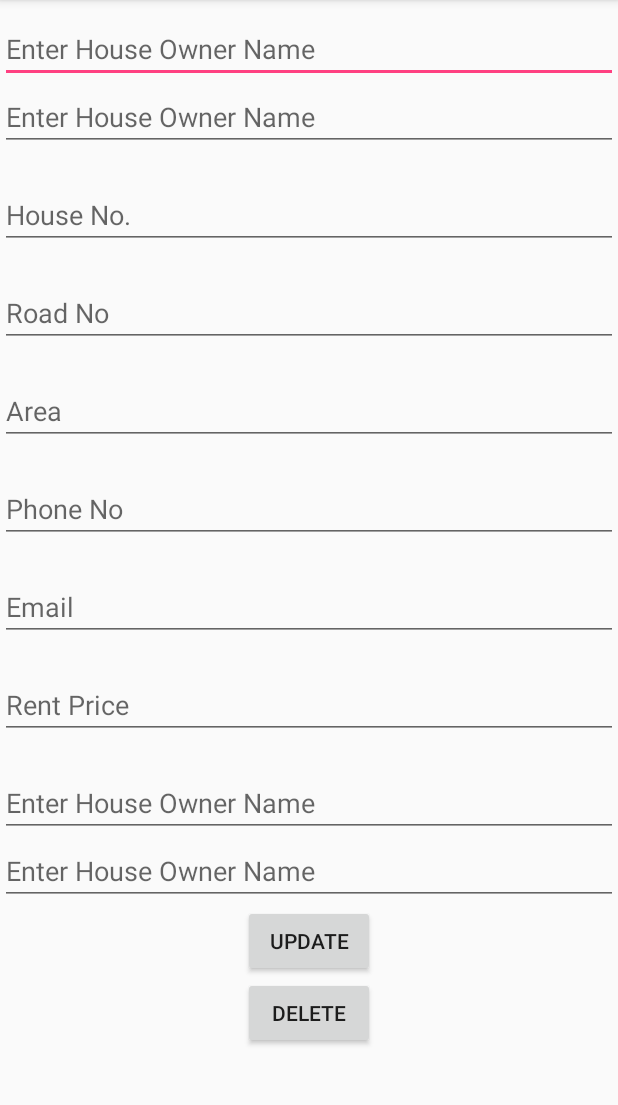
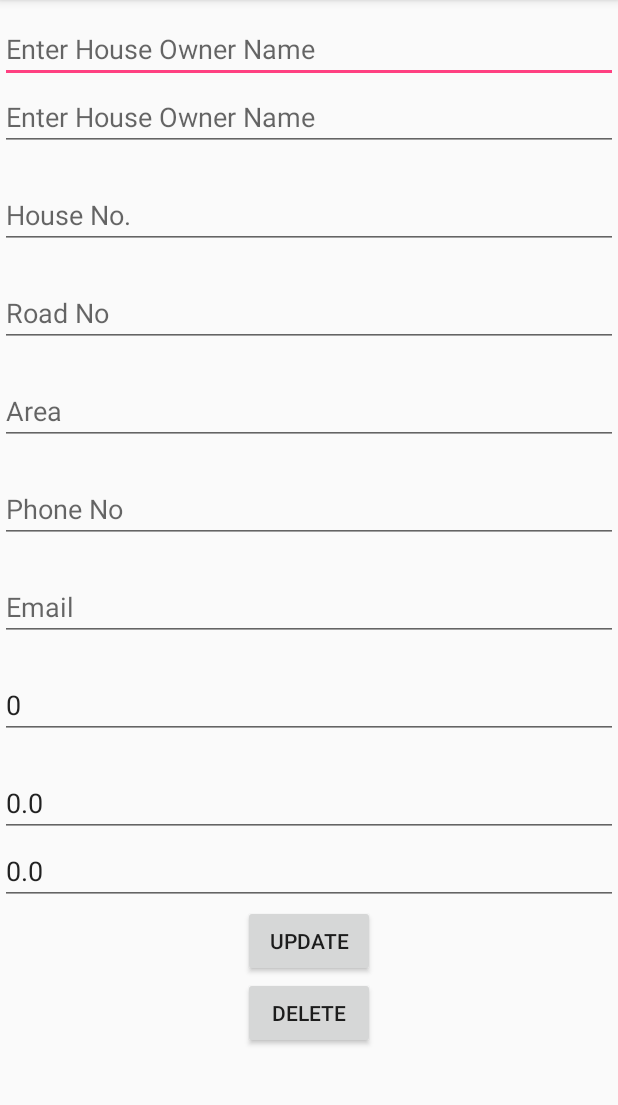
Before and after one commit to Partha-SUST16/Easy-Rent, an Android app: the UpdateDelete screen opened directly, with no data from a screen before it, on a phone screen of 412 x 824 dp, the part 84-1189 px from its top. Run offline under Robolectric (Android 15) with nearby library versions, the phone set to English and light mode, and no system bars; our stand-ins replace Firebase (no records; nobody signed in at launch, a user with empty details on screens opened directly); 13 statements that could not run were skipped.

Commit message:
House Owner Can Update his Existing Posts
Owner Part Complete :+1:

```diff
--- a/EasyRent/app/src/main/java/com/example/bdafahim/easyrent/UpdateDelete.java
+++ b/EasyRent/app/src/main/java/com/example/bdafahim/easyrent/UpdateDelete.java
@@ -3,7 +3,9 @@ package com.example.bdafahim.easyrent;
 import android.support.annotation.NonNull;
 import android.support.v7.app.AppCompatActivity;
 import android.os.Bundle;
+import android.util.Log;
 import android.view.View;
+import android.widget.ArrayAdapter;
 import android.widget.Button;
 import android.widget.EditText;
 import android.widget.Toast;
@@ -16,6 +18,9 @@ import com.google.firebase.database.DatabaseError;
 import com.google.firebase.database.DatabaseReference;
 import com.google.firebase.database.FirebaseDatabase;
 import com.google.firebase.database.ValueEventListener;
+
+import java.util.ArrayList;
+import java.util.Map;
 
 public class UpdateDelete extends AppCompatActivity {
 
@@ -73,13 +78,13 @@ public class UpdateDelete extends AppCompatActivity {
             }
         });
 
-        mRef.addValueEventListener(new ValueEventListener() {
+        DatabaseReference ref = FirebaseDatabase.getInstance().getReference().child("Users")
+                .child(FirebaseAuth.getInstance().getCurrentUser().getUid())
+                .child("Posts");
+        ref.addListenerForSingleValueEvent(new ValueEventListener() {
             @Override
             public void onDataChange(DataSnapshot dataSnapshot) {
-                // This method is called once with the initial value and again
-                // whenever data at this location is updated.
-                // Toast.makeText(OwnerProfile.this,"Inside Datasnapshot1",Toast.LENGTH_SHORT).show();
-                PROCESS1(dataSnapshot);
+                collectData((Map<String,Object>)dataSnapshot.getValue());
             }
 
             @Override
@@ -88,10 +93,60 @@ public class UpdateDelete extends AppCompatActivity {
             }
         });
     }
-    private void PROCESS1(DataSnapshot dataSnapshot){
+    public void collectData(Map<String,Object> users)
+    {
+        ArrayList<String> array = new ArrayList<>();
+        for(Map.Entry<String,Object>entry:users.entrySet()){
+            Map singleUser = (Map) entry.getValue();
+
+           email.setText((String)singleUser.get("email"));
+           owner.setText((String)singleUser.get("owner_name"));
+           phone.setText((String)singleUser.get("phone_no"));
+           long temp = (Long)singleUser.get("fee");
+          // int ree = Integer.parseInt(temp);
+           fee.setText(Long.toString(temp));
+            area.setText((String)singleUser.get("area"));
+            road.setText((String)singleUser.get("road_no"));
+            type.setText((String)singleUser.get("type"));
+           double temp1 = (Double)singleUser.get("lati");
+           lati.setText(Double.toString(temp1));
+            temp1 = (Double)singleUser.get("longi");
+            longi.setText(Double.toString(temp1));
+            Log.d("UpdateDelete",Long.toString(temp));
+            Log.d("UpdateDelete",Double.toString(temp1));
+            Log.d("UpdateDelete",Double.toString(temp1));
+            Log.d("UpdateDelete",Double.toString(temp1));
+            Log.d("UpdateDelete",Double.toString(temp1));
+            house.setText((String)singleUser.get("house_no"));
+        }
+
 
     }
     private void PROCESS2(){
-
+        String house_no, road_no, address, phone_no, email_no,ownername,type1;
+        double lati1,longi1;
+        int rentfee;
+        house_no = house.getText().toString().trim();
+        road_no = road.getText().toString().trim();
+        address = area.getText().toString().trim();
+        phone_no=phone.getText().toString().trim();
+        email_no=email.getText().toString().trim();
+        ownername=owner.getText().toString().trim();
+        type1=type.getText().toString().trim();
+        rentfee=Integer.parseInt(fee.getText().toString());
+        lati1 = Double.parseDouble(lati.getText().toString());
+        longi1=Double.parseDouble(longi.getText().toString());
+        Rent_Add rent_add = new Rent_Add(house_no,ownername,road_no,address,phone_no,email_no,type1,rentfee,lati1,longi1,key);
+        mRef.setValue(rent_add).addOnCompleteListener(new OnCompleteListener<Void>() {
+            @Override
+            public void onComplete(@NonNull Task<Void> task) {
+                if(task.isSuccessful()){
+                    Toast.makeText(UpdateDelete.this,"Update Successfull",Toast.LENGTH_SHORT).show();
+                    finish();
+                }
+                else
+                    Toast.makeText(UpdateDelete.this,task.getException().toString(),Toast.LENGTH_LONG).show();
+            }
+        })   ;
     }
 }
--- a/EasyRent/app/src/main/res/layout/activity_update_delete.xml
+++ b/EasyRent/app/src/main/res/layout/activity_update_delete.xml
@@ -75,13 +75,13 @@
                 android:layout_width="match_parent"
                 android:layout_height="wrap_content"
                 android:id="@+id/ulati"
-                android:hint="Enter House Owner Name"
+                android:hint=""
                 />
             <EditText
                 android:layout_width="match_parent"
                 android:layout_height="wrap_content"
                 android:id="@+id/ulongi"
-                android:hint="Enter House Owner Name"
+                android:hint=""
                 />
             <Button
                 android:layout_width="wrap_content"
```
